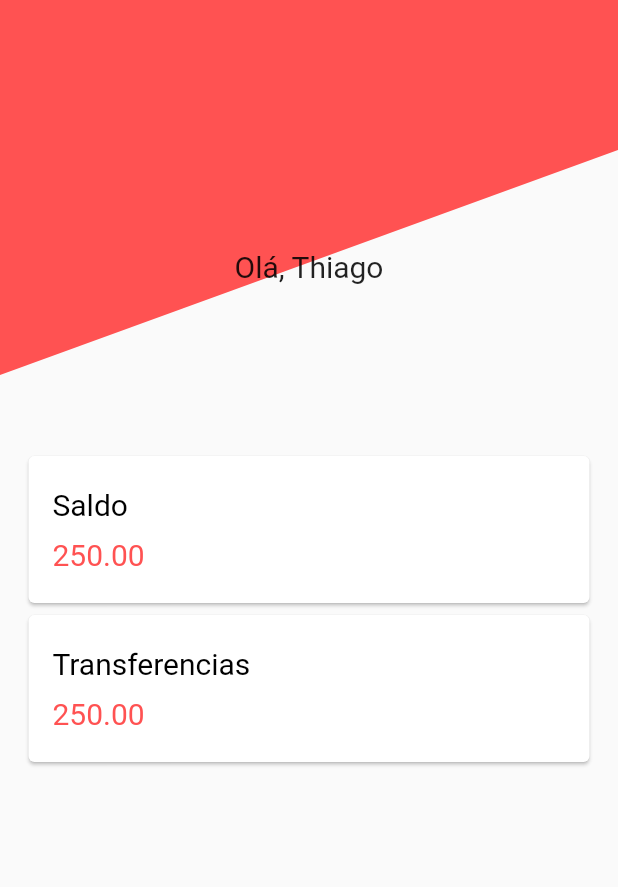
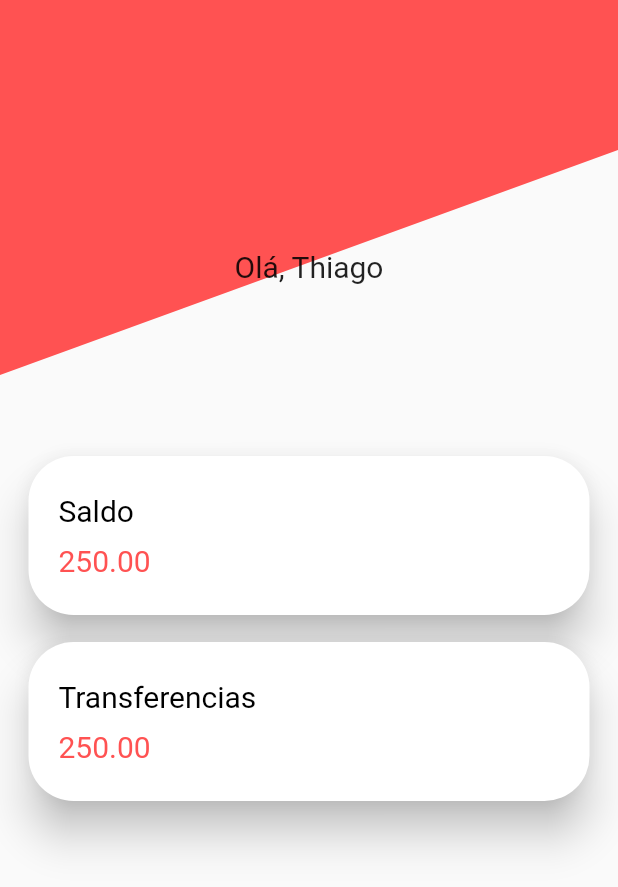
Before and after one commit to Magnothiago/AlfaBank, a Flutter app: the Perfil screen opened by its route, on a phone screen of 412 x 824 dp. Shown: the top 887 px of the screen. Run offline on Flutter 3.47's test engine with Material 2 defaults, Android fonts, the phone set to English and light mode, and no system bars; our stand-ins replace brasil_fields, cloud_firestore, email_validator, firebase_auth, firebase_core, flutter_screenutil and 1 more; missing offline and left inert: cpfcnpj; accounts and stored records are empty.

Commit message:
ajustando borda dos cards

```diff
--- a/lib/src/screnn/screen_inicial/card_component.dart
+++ b/lib/src/screnn/screen_inicial/card_component.dart
@@ -17,10 +17,14 @@ class CardItem extends StatelessWidget {
           this.aoClicar();
         },
         child: Card(
+          elevation: 12,
+          shape: RoundedRectangleBorder(
+            borderRadius: BorderRadius.circular(30)
+          ),
           child: Padding(
             padding: const EdgeInsets.symmetric(
-              horizontal: 16.0,
-              vertical: 21,
+              horizontal: 20,
+              vertical: 25,
             ),
             child: Row(
               crossAxisAlignment: CrossAxisAlignment.center,
--- a/lib/src/screnn/screen_inicial/home.dart
+++ b/lib/src/screnn/screen_inicial/home.dart
@@ -5,6 +5,7 @@ import 'stack_container.dart';
 
 class Perfil extends StatelessWidget {
   static const String homeName = "tela_home";
+
   @override
   Widget build(BuildContext context) {
     ScreenUtil.init(context, height: 896, width: 414, allowFontScaling: true);
@@ -17,13 +18,16 @@ class Perfil extends StatelessWidget {
               'Saldo',
               Colors.black,
               '250.00',
-                  () {},
+              () {},
+            ),
+            SizedBox(
+              height: 10,
             ),
             CardItem(
               'Transferencias',
               Colors.black,
               '250.00',
-                  () {},
+              () {},
             ),
           ],
         ),
--- a/pubspec.yaml
+++ b/pubspec.yaml
@@ -31,11 +31,12 @@ dependencies:
   firebase_core: 1.0.1
   cloud_firestore: 1.0.1
   flutter_screenutil: ^1.0.2
-#  circular_profile_avatar: ^1.0.6
+
 
   # The following adds the Cupertino Icons font to your application.
   # Use with the CupertinoIcons class for iOS style icons.
   cupertino_icons: ^1.0.1
+#  circular_profile_avatar: ^1.0.8
 
 dev_dependencies:
   flutter_test:
```
